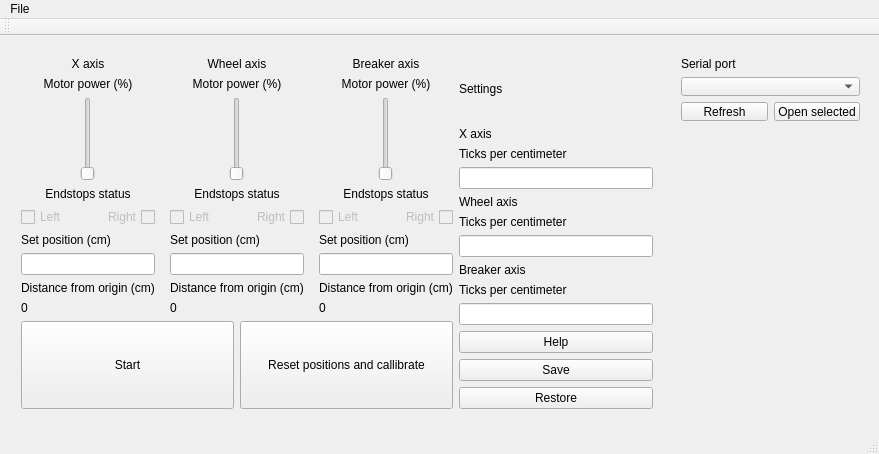
SteelPh0enix/WirePullerControlCenter, file wirepullerwindow.ui: the form before one commit.
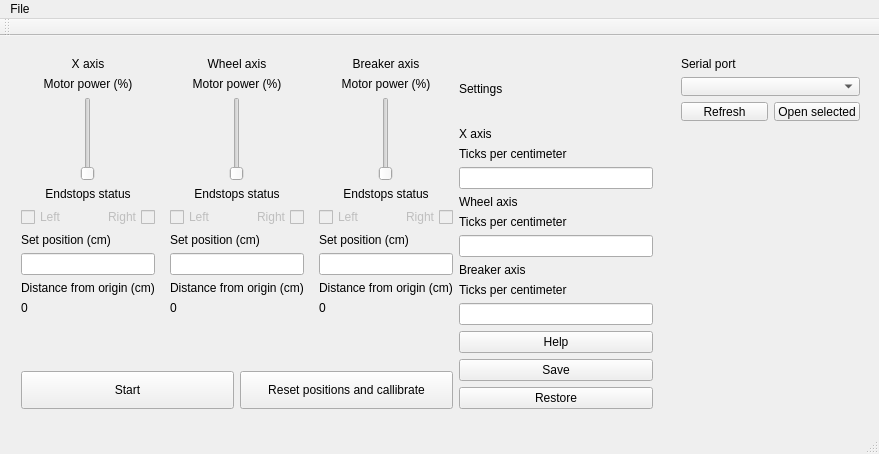
The form after the commit.

Commit message: Added serial port module to project, minor GUI fixes

```diff
--- a/wirepullerwindow.ui
+++ b/wirepullerwindow.ui
@@ -18,8 +18,14 @@
   </property>
   <property name="minimumSize">
    <size>
-    <width>786</width>
-    <height>389</height>
+    <width>879</width>
+    <height>454</height>
+   </size>
+  </property>
+  <property name="maximumSize">
+   <size>
+    <width>879</width>
+    <height>454</height>
    </size>
   </property>
   <property name="windowTitle">
@@ -545,6 +551,19 @@
            </item>
           </layout>
          </item>
+         <item>
+          <spacer name="horizontalSpacer">
+           <property name="orientation">
+            <enum>Qt::Horizontal</enum>
+           </property>
+           <property name="sizeHint" stdset="0">
+            <size>
+             <width>40</width>
+             <height>50</height>
+            </size>
+           </property>
+          </spacer>
+         </item>
          <item>
           <layout class="QHBoxLayout" name="horizontalLayout">
            <item>
```
Left out of the diff: 12 changed lines with no effect on the pictures. The commit also changes 1 other file.
